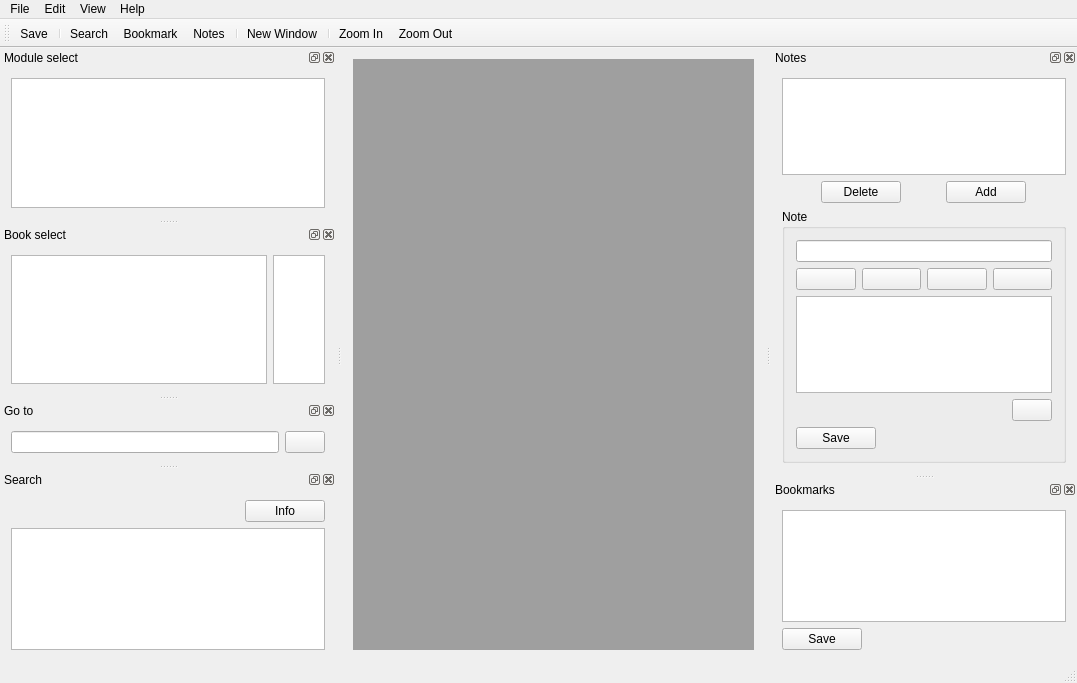
Old version of the form src/ui/main/mainwindow.ui in the repository metaxy/openBibleViewer.
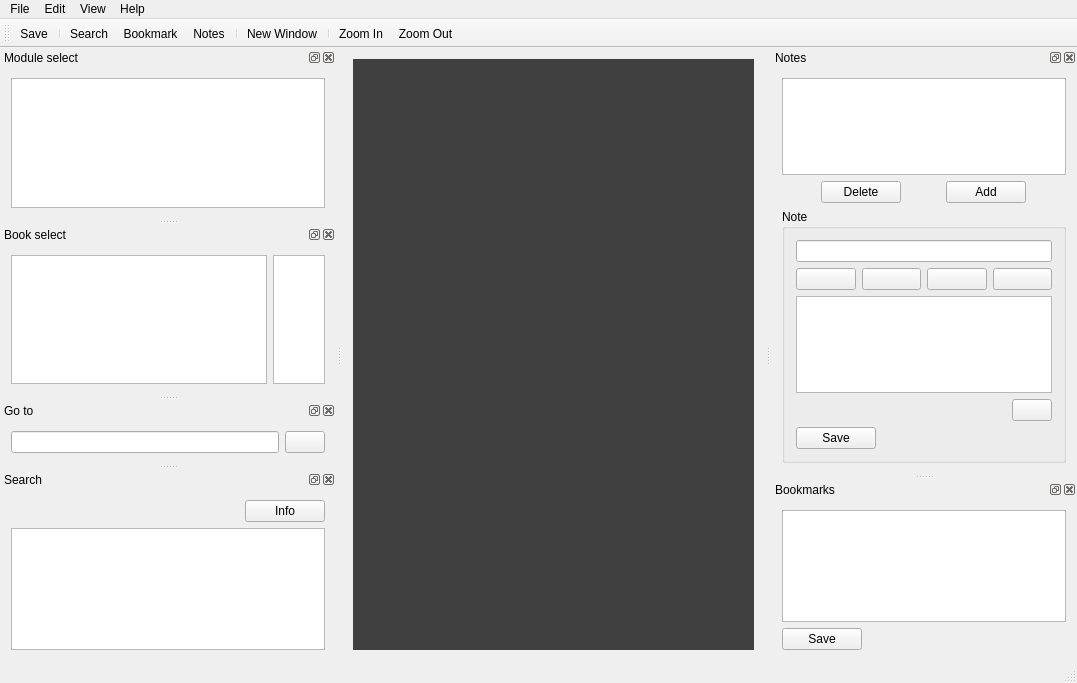
New version of the form. Icons and pictures are not drawn.

Patch:
```diff
--- a/src/ui/main/mainwindow.ui
+++ b/src/ui/main/mainwindow.ui
@@ -36,7 +36,17 @@
          <enum>QLayout::SetDefaultConstraint</enum>
         </property>
         <item>
-         <widget class="QMdiArea" name="mdiArea"/>
+         <widget class="QMdiArea" name="mdiArea">
+          <property name="background">
+           <brush brushstyle="SolidPattern">
+            <color alpha="255">
+             <red>64</red>
+             <green>64</green>
+             <blue>64</blue>
+            </color>
+           </brush>
+          </property>
+         </widget>
         </item>
        </layout>
       </item>
```
Left out of the diff: 2 changed lines with no effect on the pictures.
